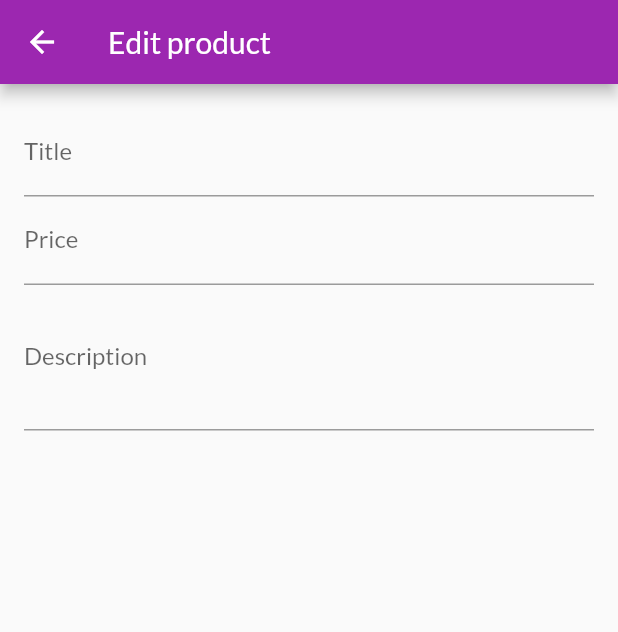
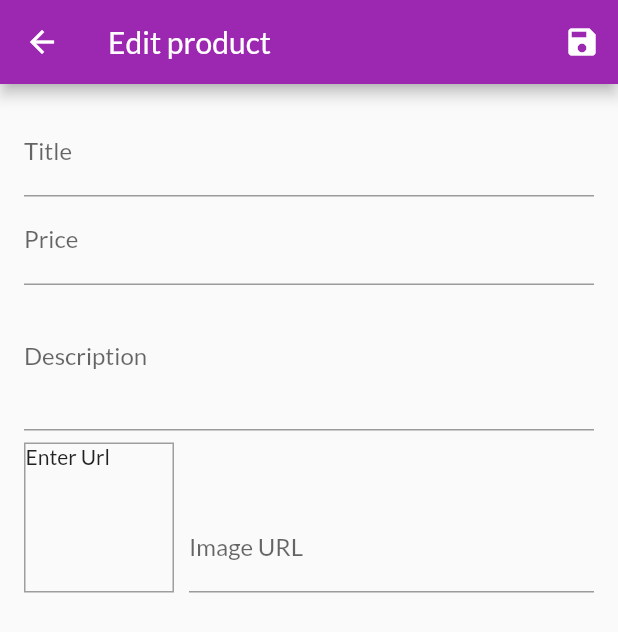
Before and after one commit to ildar-shakirov/flutter_state_managing, a Flutter app: the EditProductScreen screen opened by its route, on a phone screen of 412 x 824 dp. Shown: the top 632 px of the screen. Run offline on Flutter 3.47's test engine with Material 2 defaults, Android fonts, the phone set to English and light mode, and no system bars; network calls fail.

```diff
--- a/lib/screens/edit_product_screen.dart
+++ b/lib/screens/edit_product_screen.dart
@@ -12,18 +12,47 @@ class EditProductScreen extends StatefulWidget {
 class _EditProductScreenState extends State<EditProductScreen> {
   final _priceFocusNode = FocusNode();
   final _desciptionFocusNode = FocusNode();
+  final _imageUrlFocus = FocusNode();
+  final _imageUrlController = TextEditingController();
+
+  void _updateImageUrl() {
+    if (!_imageUrlFocus.hasFocus) {
+      setState(() {});
+    }
+  }
+
+  void _saveForm() {
+    // form.submit
+  }
+
+  @override
+  void initState() {
+    _imageUrlFocus.addListener(_updateImageUrl);
+    super.initState();
+  }
 
   @override
   void dispose() {
+    _imageUrlFocus.removeListener(_updateImageUrl);
     _priceFocusNode.dispose();
     _desciptionFocusNode.dispose();
+    _imageUrlFocus.dispose();
+
     super.dispose();
   }
 
   @override
   Widget build(BuildContext context) {
     return Scaffold(
-      appBar: AppBar(title: Text('Edit product')),
+      appBar: AppBar(
+        title: Text('Edit product'),
+        actions: [
+          IconButton(
+            icon: Icon(Icons.save),
+            onPressed: _saveForm,
+          )
+        ],
+      ),
       body: Padding(
         padding: const EdgeInsets.all(16),
         child: Form(
@@ -52,6 +81,36 @@ class _EditProductScreenState extends State<EditProductScreen> {
                 keyboardType: TextInputType.multiline,
                 focusNode: _desciptionFocusNode,
               ),
+              Row(
+                crossAxisAlignment: CrossAxisAlignment.end,
+                children: [
+                  Container(
+                    width: 100,
+                    height: 100,
+                    margin: EdgeInsets.only(top: 8, right: 10),
+                    decoration: BoxDecoration(
+                      border: Border.all(width: 1, color: Colors.grey),
+                    ),
+                    child: _imageUrlController.text.isEmpty
+                        ? Text('Enter Url')
+                        : FittedBox(
+                            child: Image.network(_imageUrlController.text),
+                            fit: BoxFit.cover,
+                          ),
+                  ),
+                  Expanded(
+                    child: TextFormField(
+                      decoration: InputDecoration(labelText: 'Image URL'),
+                      keyboardType: TextInputType.url,
+                      controller: _imageUrlController,
+                      focusNode: _imageUrlFocus,
+                      onFieldSubmitted: (value) {
+                        _saveForm();
+                      },
+                    ),
+                  ),
+                ],
+              )
             ],
           ),
         ),
```
